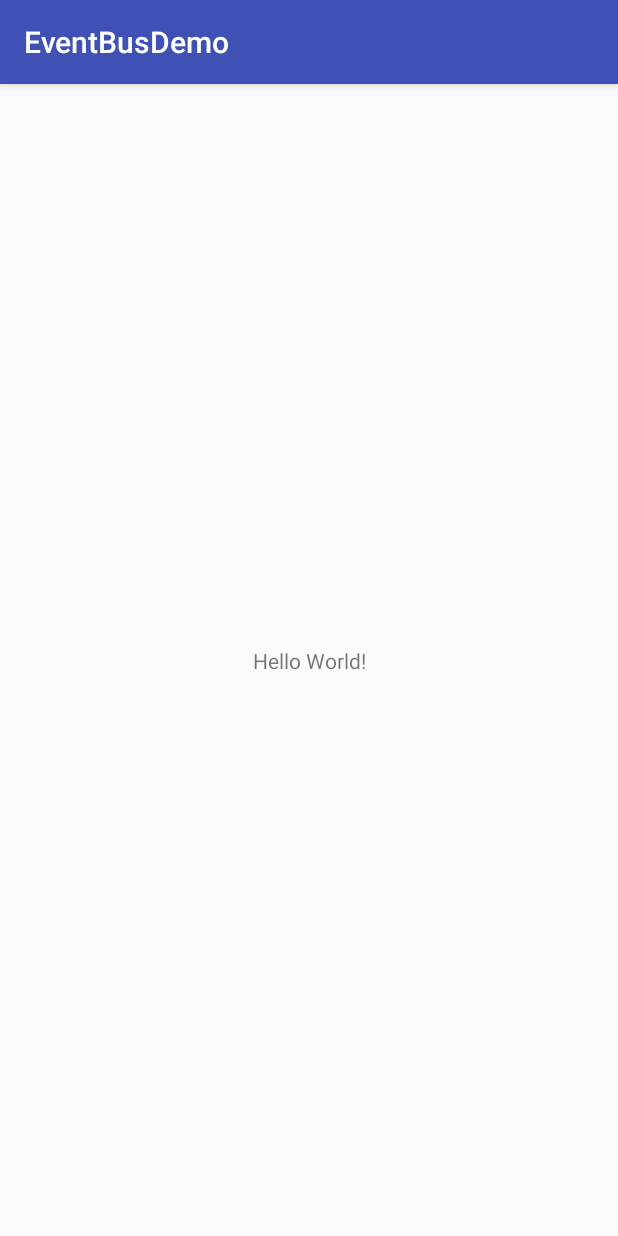
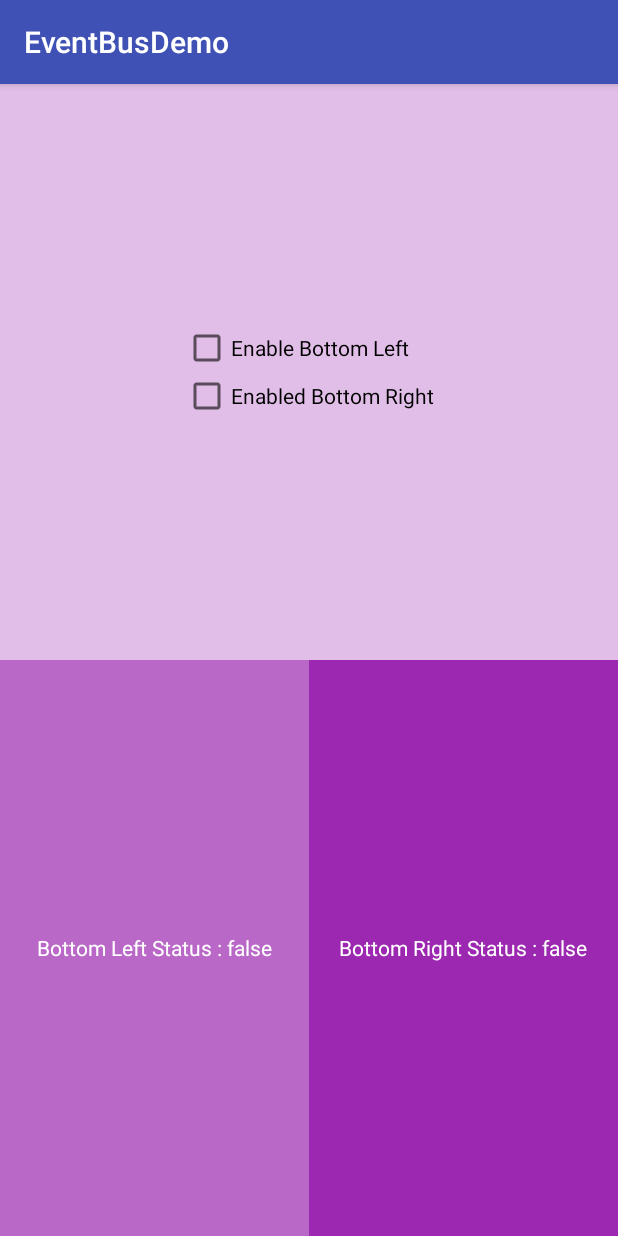
Before and after one commit to AndroidSamples8/EventBusDemo, an Android app: the screen it shows after launch (MainActivity), on a phone screen of 412 x 824 dp. Run offline under Robolectric (Android 15) with nearby library versions, the phone set to English and light mode, and no system bars; our stand-ins replace EventBus.

Commit message:
EventBus Implemented.

```diff
--- a/app/build.gradle
+++ b/app/build.gradle
@@ -2,7 +2,7 @@ apply plugin: 'com.android.application'
 
 android {
     compileSdkVersion 25
-    buildToolsVersion "25.0.3"
+    buildToolsVersion '26.0.2'
     defaultConfig {
         applicationId "com.msr.eventbusdemo"
         minSdkVersion 15
@@ -20,11 +20,13 @@ android {
 }
 
 dependencies {
+    implementation 'com.android.support:support-v4:25.4.0'
     compile fileTree(dir: 'libs', include: ['*.jar'])
     androidTestCompile('com.android.support.test.espresso:espresso-core:2.2.2', {
         exclude group: 'com.android.support', module: 'support-annotations'
     })
     compile 'com.android.support:appcompat-v7:25.3.1'
     compile 'com.android.support.constraint:constraint-layout:1.0.2'
+    compile 'org.greenrobot:eventbus:3.0.0'
     testCompile 'junit:junit:4.12'
 }
--- a/app/src/main/AndroidManifest.xml
+++ b/app/src/main/AndroidManifest.xml
@@ -9,7 +9,7 @@
         android:roundIcon="@mipmap/ic_launcher_round"
         android:supportsRtl="true"
         android:theme="@style/AppTheme">
-        <activity android:name=".MainActivity">
+        <activity android:name=".activities.MainActivity">
             <intent-filter>
                 <action android:name="android.intent.action.MAIN" />
 
--- a/app/src/main/java/com/msr/eventbusdemo/MainActivity.java
+++ /dev/null
@@ -1,13 +0,0 @@
-package com.msr.eventbusdemo;
-
-import android.os.Bundle;
-import android.support.v7.app.AppCompatActivity;
-
-public class MainActivity extends AppCompatActivity {
-
-    @Override
-    protected void onCreate(Bundle savedInstanceState) {
-        super.onCreate(savedInstanceState);
-        setContentView(R.layout.activity_main);
-    }
-}
--- /dev/null
+++ b/app/src/main/java/com/msr/eventbusdemo/activities/MainActivity.java
@@ -0,0 +1,30 @@
+package com.msr.eventbusdemo.activities;
+
+import android.os.Bundle;
+import android.support.v4.app.FragmentManager;
+import android.support.v4.app.FragmentTransaction;
+import android.support.v7.app.AppCompatActivity;
+
+import com.msr.eventbusdemo.R;
+import com.msr.eventbusdemo.fragments.BottomLeftFragment;
+import com.msr.eventbusdemo.fragments.BottomRightFragment;
+import com.msr.eventbusdemo.fragments.TopFragment;
+
+public class MainActivity extends AppCompatActivity {
+
+    @Override
+    protected void onCreate(Bundle savedInstanceState) {
+        super.onCreate(savedInstanceState);
+        setContentView(R.layout.activity_main);
+        initFragments();
+    }
+
+    private void initFragments() {
+        FragmentManager manager = getSupportFragmentManager();//create an instance of fragment manager
+        FragmentTransaction transaction = manager.beginTransaction();//create an instance of Fragment-transaction
+        transaction.add(R.id.topContainer, new TopFragment(), "frag_top_tag");
+        transaction.add(R.id.bottomLeftContainer, new BottomLeftFragment(), "frag_bottom_left_tag");
+        transaction.add(R.id.bottomRightContainer, new BottomRightFragment(), "frag_bottom_right_tag");
+        transaction.commit();
+    }
+}
--- /dev/null
+++ b/app/src/main/java/com/msr/eventbusdemo/events/SettingsEvent.java
@@ -0,0 +1,27 @@
+package com.msr.eventbusdemo.events;
+
+/**
+ * Created by Sandeep on 29-10-2017.
+ */
+
+public class SettingsEvent {
+    private boolean bottomLeftStatus;
+    private boolean bottomRightStatus;
+
+    public boolean isBottomLeftStatus() {
+        return bottomLeftStatus;
+    }
+
+    public void setBottomLeftStatus(boolean bottomLeftStatus) {
+        this.bottomLeftStatus = bottomLeftStatus;
+    }
+
+    public boolean isBottomRightStatus() {
+        return bottomRightStatus;
+    }
+
+    public void setBottomRightStatus(boolean bottomRightStatus) {
+        this.bottomRightStatus = bottomRightStatus;
+    }
+
+}
--- /dev/null
+++ b/app/src/main/java/com/msr/eventbusdemo/fragments/BottomLeftFragment.java
@@ -0,0 +1,55 @@
+package com.msr.eventbusdemo.fragments;
+
+
+import android.os.Bundle;
+import android.support.v4.app.Fragment;
+import android.view.LayoutInflater;
+import android.view.View;
+import android.view.ViewGroup;
+import android.widget.TextView;
+
+import com.msr.eventbusdemo.R;
+import com.msr.eventbusdemo.events.SettingsEvent;
+
+import org.greenrobot.eventbus.EventBus;
+import org.greenrobot.eventbus.Subscribe;
+import org.greenrobot.eventbus.ThreadMode;
+
+/**
+ * A simple {@link Fragment} subclass.
+ */
+public class BottomLeftFragment extends Fragment {
+
+    TextView statusTextView;
+
+    public BottomLeftFragment() {
+        // Required empty public constructor
+    }
+
+
+    @Override
+    public View onCreateView(LayoutInflater inflater, ViewGroup container,
+                             Bundle savedInstanceState) {
+        // Inflate the layout for this fragment
+        View view = inflater.inflate(R.layout.fragment_bottom_left, container, false);
+        statusTextView = (TextView) view.findViewById(R.id.statusTextView);
+        return view;
+    }
+
+    @Override
+    public void onStart() {
+        super.onStart();
+        EventBus.getDefault().register(this);
+    }
+
+    @Override
+    public void onStop() {
+        super.onStop();
+        EventBus.getDefault().unregister(this);
+    }
+
+    @Subscribe(threadMode = ThreadMode.MAIN)
+    public void onEvent(SettingsEvent settingsEvent) {
+        statusTextView.setText(" Bottom Left Status : " + settingsEvent.isBottomLeftStatus());
+    }
+}
--- /dev/null
+++ b/app/src/main/java/com/msr/eventbusdemo/fragments/BottomRightFragment.java
@@ -0,0 +1,54 @@
+package com.msr.eventbusdemo.fragments;
+
+import android.os.Bundle;
+import android.support.v4.app.Fragment;
+import android.view.LayoutInflater;
+import android.view.View;
+import android.view.ViewGroup;
+import android.widget.TextView;
+
+import com.msr.eventbusdemo.R;
+import com.msr.eventbusdemo.events.SettingsEvent;
+
+import org.greenrobot.eventbus.EventBus;
+import org.greenrobot.eventbus.Subscribe;
+import org.greenrobot.eventbus.ThreadMode;
+
+/**
+ * A simple {@link Fragment} subclass.
+ */
+public class BottomRightFragment extends Fragment {
+    TextView statusTextView;
+
+    public BottomRightFragment() {
+        // Required empty public constructor
+    }
+
+
+    @Override
+    public View onCreateView(LayoutInflater inflater, ViewGroup container,
+                             Bundle savedInstanceState) {
+        // Inflate the layout for this fragment
+        View view = inflater.inflate(R.layout.fragment_bottom_right, container, false);
+        statusTextView = (TextView) view.findViewById(R.id.statusTextView);
+        return view;
+    }
+
+    @Override
+    public void onStart() {
+        super.onStart();
+        EventBus.getDefault().register(this);
+    }
+
+    @Override
+    public void onStop() {
+        super.onStop();
+        EventBus.getDefault().unregister(this);
+    }
+
+    @Subscribe(threadMode = ThreadMode.MAIN)
+    public void onEvent(SettingsEvent settingsEvent) {
+        statusTextView.setText(" Bottom Right Status : " + settingsEvent.isBottomRightStatus());
+    }
+
+}
--- /dev/null
+++ b/app/src/main/java/com/msr/eventbusdemo/fragments/TopFragment.java
@@ -0,0 +1,62 @@
+package com.msr.eventbusdemo.fragments;
+
+
+import android.os.Bundle;
+import android.support.annotation.Nullable;
+import android.support.v4.app.Fragment;
+import android.view.LayoutInflater;
+import android.view.View;
+import android.view.ViewGroup;
+import android.widget.CheckBox;
+import android.widget.CompoundButton;
+
+import com.msr.eventbusdemo.R;
+import com.msr.eventbusdemo.events.SettingsEvent;
+
+import org.greenrobot.eventbus.EventBus;
+
+/**
+ * A simple {@link Fragment} subclass.
+ */
+public class TopFragment extends Fragment implements CompoundButton.OnCheckedChangeListener {
+
+    private SettingsEvent settingsEvent;
+
+    public TopFragment() {
+        // Required empty public constructor
+        settingsEvent = new SettingsEvent();
+    }
+
+
+    @Override
+    public View onCreateView(LayoutInflater inflater, ViewGroup container,
+                             Bundle savedInstanceState) {
+        // Inflate the layout for this fragment
+        View view = inflater.inflate(R.layout.fragment_top, container, false);
+        CheckBox bottomLeftCheckBox = (CheckBox) view.findViewById(R.id.bottomLeftCheckBox);
+        CheckBox bottomRightCheckBox = (CheckBox) view.findViewById(R.id.bottomRightCheckBox);
+        bottomLeftCheckBox.setOnCheckedChangeListener(this);
+        bottomRightCheckBox.setOnCheckedChangeListener(this);
+        return view;
+    }
+
+    @Override
+    public void onActivityCreated(@Nullable Bundle savedInstanceState) {
+        super.onActivityCreated(savedInstanceState);
+        EventBus.getDefault().post(settingsEvent);
+    }
+
+    @Override
+    public void onCheckedChanged(CompoundButton buttonView, boolean isChecked) {
+        switch (buttonView.getId()) {
+            case R.id.bottomLeftCheckBox:
+                settingsEvent.setBottomLeftStatus(isChecked);
+                EventBus.getDefault().post(settingsEvent);
+                break;
+            case R.id.bottomRightCheckBox:
+                settingsEvent.setBottomRightStatus(isChecked);
+                EventBus.getDefault().post(settingsEvent);
+                break;
+        }
+    }
+}
--- a/app/src/main/res/layout/activity_main.xml
+++ b/app/src/main/res/layout/activity_main.xml
@@ -1,18 +1,36 @@
 <?xml version="1.0" encoding="utf-8"?>
-<android.support.constraint.ConstraintLayout xmlns:android="http://schemas.android.com/apk/res/android"
-    xmlns:app="http://schemas.android.com/apk/res-auto"
+<LinearLayout xmlns:android="http://schemas.android.com/apk/res/android"
     xmlns:tools="http://schemas.android.com/tools"
     android:layout_width="match_parent"
     android:layout_height="match_parent"
-    tools:context="com.msr.eventbusdemo.MainActivity">
+    android:orientation="vertical"
+    tools:context="com.msr.eventbusdemo.activities.MainActivity">
 
-    <TextView
-        android:layout_width="wrap_content"
-        android:layout_height="wrap_content"
-        android:text="Hello World!"
-        app:layout_constraintBottom_toBottomOf="parent"
-        app:layout_constraintLeft_toLeftOf="parent"
-        app:layout_constraintRight_toRightOf="parent"
-        app:layout_constraintTop_toTopOf="parent" />
+    <FrameLayout
+        android:id="@+id/topContainer"
+        android:layout_width="fill_parent"
+        android:layout_height="0dp"
+        android:layout_weight="0.5"
+        android:background="#E1BEE7"></FrameLayout>
 
-</android.support.constraint.ConstraintLayout>
+    <LinearLayout
+        android:layout_width="match_parent"
+        android:layout_height="0dp"
+        android:layout_weight="0.5"
+        android:orientation="horizontal">
+
+        <FrameLayout
+            android:id="@+id/bottomLeftContainer"
+            android:layout_width="0dp"
+            android:layout_height="match_parent"
+            android:layout_weight="0.5"
+            android:background="#BA68C8"></FrameLayout>
+
+        <FrameLayout
+            android:id="@+id/bottomRightContainer"
+            android:layout_width="0dp"
+            android:layout_height="match_parent"
+            android:layout_weight="0.5"
+            android:background="#9C27B0"></FrameLayout>
+    </LinearLayout>
+</LinearLayout>
--- /dev/null
+++ b/app/src/main/res/layout/fragment_bottom_left.xml
@@ -0,0 +1,15 @@
+<RelativeLayout xmlns:android="http://schemas.android.com/apk/res/android"
+    xmlns:tools="http://schemas.android.com/tools"
+    android:layout_width="match_parent"
+    android:layout_height="match_parent"
+    tools:context="com.msr.eventbusdemo.fragments.BottomLeftFragment">
+
+    <TextView
+        android:id="@+id/statusTextView"
+        android:layout_width="wrap_content"
+        android:layout_height="wrap_content"
+        android:layout_centerInParent="true"
+        android:text="Bottom Left Status : false"
+        android:textColor="@android:color/white" />
+
+</RelativeLayout>
--- /dev/null
+++ b/app/src/main/res/layout/fragment_bottom_right.xml
@@ -0,0 +1,15 @@
+<RelativeLayout xmlns:android="http://schemas.android.com/apk/res/android"
+    xmlns:tools="http://schemas.android.com/tools"
+    android:layout_width="match_parent"
+    android:layout_height="match_parent"
+    tools:context="com.msr.eventbusdemo.fragments.BottomRightFragment">
+
+    <TextView
+        android:id="@+id/statusTextView"
+        android:layout_width="wrap_content"
+        android:layout_height="wrap_content"
+        android:layout_centerInParent="true"
+        android:text="Bottom Right Status : false"
+        android:textColor="@android:color/white" />
+
+</RelativeLayout>
--- /dev/null
+++ b/app/src/main/res/layout/fragment_top.xml
@@ -0,0 +1,20 @@
+<RelativeLayout xmlns:android="http://schemas.android.com/apk/res/android"
+    xmlns:tools="http://schemas.android.com/tools"
+    android:layout_width="match_parent"
+    android:layout_height="match_parent"
+    android:gravity="center"
+    tools:context="com.msr.eventbusdemo.fragments.TopFragment">
+
+    <CheckBox
+        android:id="@+id/bottomLeftCheckBox"
+        android:layout_width="wrap_content"
+        android:layout_height="wrap_content"
+        android:text="Enable Bottom Left" />
+
+    <CheckBox
+        android:id="@+id/bottomRightCheckBox"
+        android:layout_width="wrap_content"
+        android:layout_height="wrap_content"
+        android:layout_below="@+id/bottomLeftCheckBox"
+        android:text="Enabled Bottom Right" />
+</RelativeLayout>
--- a/app/src/main/res/values/strings.xml
+++ b/app/src/main/res/values/strings.xml
@@ -1,3 +1,5 @@
 <resources>
     <string name="app_name">EventBusDemo</string>
+
+    <string name="hello_blank_fragment">Hello blank fragment</string>
 </resources>
--- a/build.gradle
+++ b/build.gradle
@@ -3,9 +3,10 @@
 buildscript {
     repositories {
         jcenter()
+        google()
     }
     dependencies {
-        classpath 'com.android.tools.build:gradle:2.3.3'
+        classpath 'com.android.tools.build:gradle:3.0.0'
 
         // NOTE: Do not place your application dependencies here; they belong
         // in the individual module build.gradle files
@@ -15,6 +16,7 @@ buildscript {
 allprojects {
     repositories {
         jcenter()
+        google()
     }
 }
 
```
Also changed, not shown: gradle/wrapper/gradle-wrapper.properties.
